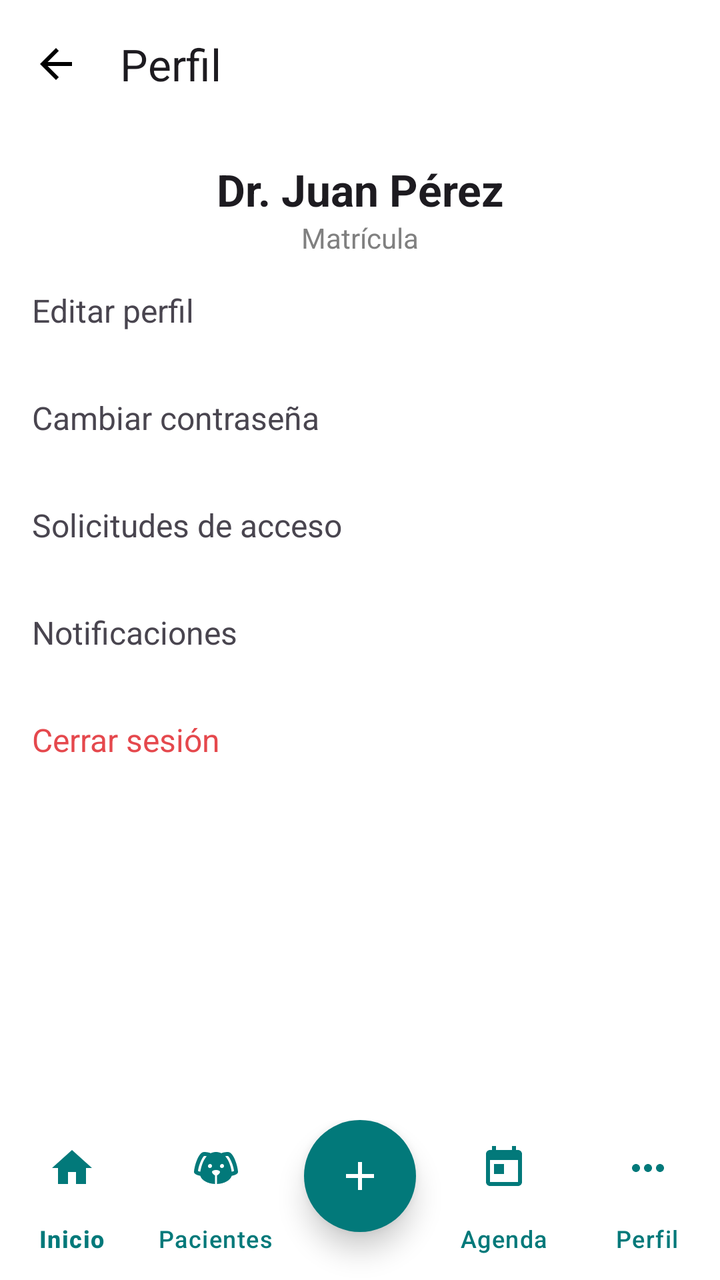
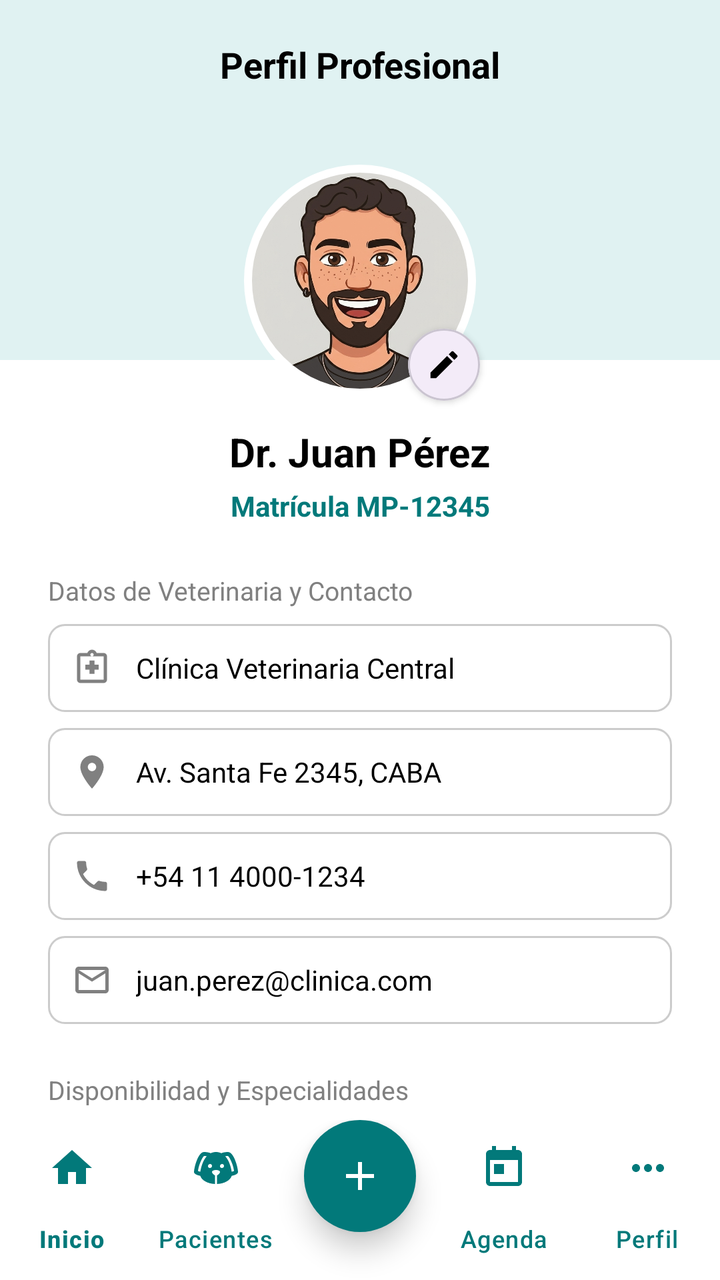

Compare the two renders of this Android layout. The source of the first and the diff that turns it into the second are given below.
<!-- AndroidManifest.xml: application theme Theme.PetCare -->
<!-- res/layout/perfil_vet.xml -->
<?xml version="1.0" encoding="utf-8"?>
<androidx.constraintlayout.widget.ConstraintLayout xmlns:android="http://schemas.android.com/apk/res/android"
    xmlns:app="http://schemas.android.com/apk/res-auto"
    android:layout_width="match_parent"
    android:layout_height="match_parent"
    android:background="@color/white">

    <androidx.appcompat.widget.Toolbar
        android:id="@+id/toolbar"
        android:layout_width="match_parent"
        android:layout_height="?attr/actionBarSize"
        app:layout_constraintTop_toTopOf="parent"
        app:navigationIcon="@drawable/baseline_arrow_back_24"
        app:title="Perfil"
        app:titleCentered="true" />

    <ScrollView
        android:layout_width="match_parent"
        android:layout_height="0dp"
        app:layout_constraintBottom_toTopOf="@id/vetNav"
        app:layout_constraintTop_toBottomOf="@id/toolbar">

        <LinearLayout
            android:layout_width="match_parent"
            android:layout_height="wrap_content"
            android:orientation="vertical"
            android:padding="16dp">

            <TextView
                android:id="@+id/tvNombreVet"
                android:layout_width="match_parent"
                android:layout_height="wrap_content"
                android:gravity="center"
                android:text="Dr. Juan Pérez"
                android:textAppearance="@style/TextAppearance.Material3.TitleLarge"
                android:textStyle="bold" />

            <TextView
                android:id="@+id/tvDatosVet"
                android:layout_width="match_parent"
                android:layout_height="wrap_content"
                android:gravity="center"
                android:text="Matrícula"
                android:textColor="@color/text_gray" />

            <TextView
                android:id="@+id/optEditarPerfil"
                style="@style/VetMenuRow"
                android:text="Editar perfil" />

            <TextView
                android:id="@+id/optCambiarPassword"
                style="@style/VetMenuRow"
                android:text="Cambiar contraseña" />

            <TextView
                android:id="@+id/optSolicitudes"
                style="@style/VetMenuRow"
                android:text="Solicitudes de acceso" />

            <TextView
                android:id="@+id/optNotificaciones"
                style="@style/VetMenuRow"
                android:text="Notificaciones" />

            <TextView
                android:id="@+id/optCerrarSesion"
                style="@style/VetMenuRow"
                android:text="Cerrar sesión"
                android:textColor="@color/danger_red" />
        </LinearLayout>
    </ScrollView>

    <include
        android:id="@+id/vetNav"
        layout="@layout/vet_bottom_nav"
        android:layout_width="match_parent"
        android:layout_height="wrap_content"
        app:layout_constraintBottom_toBottomOf="parent" />

</androidx.constraintlayout.widget.ConstraintLayout>
<!-- res/layout/vet_bottom_nav.xml (included above) -->
<?xml version="1.0" encoding="utf-8"?>
<androidx.constraintlayout.widget.ConstraintLayout xmlns:android="http://schemas.android.com/apk/res/android"
    xmlns:app="http://schemas.android.com/apk/res-auto"
    android:id="@+id/bottomNavContainer"
    android:layout_width="match_parent"
    android:layout_height="wrap_content">

    <com.google.android.material.bottomnavigation.BottomNavigationView
        android:id="@+id/bottomNavigation"
        android:layout_width="match_parent"
        android:layout_height="wrap_content"
        android:background="@color/white"
        app:itemIconTint="@color/primary_teal"
        app:itemTextColor="@color/primary_teal"
        app:labelVisibilityMode="labeled"
        app:layout_constraintBottom_toBottomOf="parent"
        app:menu="@menu/bottom_nav_menu_vet" />

    <com.google.android.material.floatingactionbutton.FloatingActionButton
        android:id="@+id/fabCenter"
        android:layout_width="wrap_content"
        android:layout_height="wrap_content"
        android:layout_marginBottom="24dp"
        android:backgroundTint="@color/primary_teal"
        android:contentDescription="@string/agregar_consulta"
        android:src="@drawable/ic_plus"
        app:elevation="8dp"
        app:layout_constraintBottom_toBottomOf="parent"
        app:layout_constraintEnd_toEndOf="parent"
        app:layout_constraintStart_toStartOf="parent"
        app:shapeAppearanceOverlay="@style/CircleImage"
        app:tint="@color/white" />

</androidx.constraintlayout.widget.ConstraintLayout>
<!-- resources referenced by this layout -->
<resources>
  <!-- drawable baseline_arrow_back_24 (drawable) -->
  <vector xmlns:android="http://schemas.android.com/apk/res/android" android:autoMirrored="true" android:height="24dp" android:tint="#000000" android:viewportHeight="24" android:viewportWidth="24" android:width="24dp">
        
      <path android:fillColor="@android:color/white" android:pathData="M20,11H7.83l5.59,-5.59L12,4l-8,8 8,8 1.41,-1.41L7.83,13H20v-2z"/>
      
  </vector>
  <style name="VetMenuRow">
          <item name="android:layout_width">match_parent</item>
          <item name="android:layout_height">wrap_content</item>
          <item name="android:background">?attr/selectableItemBackground</item>
          <item name="android:paddingVertical">16dp</item>
          <item name="android:textSize">16sp</item>
      </style>
  <!-- unchanged entries left out for length: 9 -->
</resources>

<!-- the commit's change to res/layout/perfil_vet.xml (unified diff, before → after) -->
@@ -1,75 +1,433 @@
 <?xml version="1.0" encoding="utf-8"?>
 <androidx.constraintlayout.widget.ConstraintLayout xmlns:android="http://schemas.android.com/apk/res/android"
     xmlns:app="http://schemas.android.com/apk/res-auto"
+    xmlns:tools="http://schemas.android.com/tools"
     android:layout_width="match_parent"
     android:layout_height="match_parent"
     android:background="@color/white">
 
-    <androidx.appcompat.widget.Toolbar
-        android:id="@+id/toolbar"
+    
+    <View
+        android:id="@+id/headerBackground"
         android:layout_width="match_parent"
-        android:layout_height="?attr/actionBarSize"
-        app:layout_constraintTop_toTopOf="parent"
-        app:navigationIcon="@drawable/baseline_arrow_back_24"
-        app:title="Perfil"
-        app:titleCentered="true" />
-
-    <ScrollView
+        android:layout_height="180dp"
+        android:background="@color/light_teal"
+        app:layout_constraintTop_toTopOf="parent" />
+
+    <TextView
+        android:id="@+id/tvHeaderTitle"
+        android:layout_width="wrap_content"
+        android:layout_height="wrap_content"
+        android:layout_marginTop="20dp"
+        android:paddingBottom="16dp"
+        android:text="Perfil Profesional"
+        android:textColor="@color/black"
+        android:textSize="18sp"
+        android:textStyle="bold"
+        app:layout_constraintEnd_toEndOf="parent"
+        app:layout_constraintStart_toStartOf="parent"
+        app:layout_constraintTop_toTopOf="parent" />
+
+    <androidx.core.widget.NestedScrollView
         android:layout_width="match_parent"
         android:layout_height="0dp"
+        android:fillViewport="true"
         app:layout_constraintBottom_toTopOf="@id/vetNav"
-        app:layout_constraintTop_toBottomOf="@id/toolbar">
-
-        <LinearLayout
+        app:layout_constraintTop_toBottomOf="@id/tvHeaderTitle">
+
+        <androidx.constraintlayout.widget.ConstraintLayout
             android:layout_width="match_parent"
             android:layout_height="wrap_content"
-            android:orientation="vertical"
-            android:padding="16dp">
+            android:paddingHorizontal="24dp"
+            android:paddingBottom="24dp">
+
+            
+            <com.google.android.material.imageview.ShapeableImageView
+                android:id="@+id/ivVetProfilePic"
+                android:layout_width="120dp"
+                android:layout_height="120dp"
+                android:layout_marginTop="20dp"
+                android:padding="4dp"
+                android:scaleType="centerCrop"
+                android:src="@drawable/juani"
+                app:layout_constraintEnd_toEndOf="parent"
+                app:layout_constraintStart_toStartOf="parent"
+                app:layout_constraintTop_toTopOf="parent"
+                app:shapeAppearanceOverlay="@style/CircleImage"
+                app:strokeColor="@color/white"
+                app:strokeWidth="4dp" />
+
+            <com.google.android.material.card.MaterialCardView
+                android:id="@+id/btnEditVetProfilePic"
+                android:layout_width="36dp"
+                android:layout_height="36dp"
+                android:clickable="true"
+                android:focusable="true"
+                app:cardCornerRadius="18dp"
+                app:cardElevation="2dp"
+                app:layout_constraintBottom_toBottomOf="@+id/ivVetProfilePic"
+                app:layout_constraintEnd_toEndOf="@+id/ivVetProfilePic">
+
+                <ImageView
+                    android:layout_width="18dp"
+                    android:layout_height="18dp"
+                    android:layout_gravity="center"
+                    android:contentDescription="@string/cambiar_foto_perfil_desc"
+                    android:src="@drawable/ic_pencil"
+                    app:tint="@color/black" />
+            </com.google.android.material.card.MaterialCardView>
 
             <TextView
                 android:id="@+id/tvNombreVet"
-                android:layout_width="match_parent"
-                android:layout_height="wrap_content"
-                android:gravity="center"
+                android:layout_width="wrap_content"
+                android:layout_height="wrap_content"
+                android:layout_marginTop="12dp"
                 android:text="Dr. Juan Pérez"
-                android:textAppearance="@style/TextAppearance.Material3.TitleLarge"
-                android:textStyle="bold" />
+                android:textColor="@color/black"
+                android:textSize="20sp"
+                android:textStyle="bold"
+                app:layout_constraintEnd_toEndOf="parent"
+                app:layout_constraintStart_toStartOf="parent"
+                app:layout_constraintTop_toBottomOf="@id/ivVetProfilePic" />
 
             <TextView
                 android:id="@+id/tvDatosVet"
-                android:layout_width="match_parent"
-                android:layout_height="wrap_content"
-                android:gravity="center"
-                android:text="Matrícula"
-                android:textColor="@color/text_gray" />
-
+                android:layout_width="wrap_content"
+                android:layout_height="wrap_content"
+                android:layout_marginTop="4dp"
+                android:text="Matrícula MP-12345"
+                android:textColor="@color/primary_teal"
+                android:textSize="14sp"
+                android:textStyle="bold"
+                app:layout_constraintEnd_toEndOf="parent"
+                app:layout_constraintStart_toStartOf="parent"
+                app:layout_constraintTop_toBottomOf="@id/tvNombreVet" />
+
+            
             <TextView
-                android:id="@+id/optEditarPerfil"
-                style="@style/VetMenuRow"
-                android:text="Editar perfil" />
-
+                android:id="@+id/tvLabelContacto"
+                android:layout_width="wrap_content"
+                android:layout_height="wrap_content"
+                android:layout_marginTop="24dp"
+                android:text="Datos de Veterinaria y Contacto"
+                android:textColor="@color/text_gray"
+                android:textSize="13sp"
+                app:layout_constraintStart_toStartOf="parent"
+                app:layout_constraintTop_toBottomOf="@id/tvDatosVet" />
+
+            
+            <LinearLayout
+                android:id="@+id/llVetClinica"
+                android:layout_width="match_parent"
+                android:layout_height="wrap_content"
+                android:layout_marginTop="8dp"
+                android:background="@drawable/bg_edit_text"
+                android:gravity="center_vertical"
+                android:orientation="horizontal"
+                android:padding="12dp"
+                app:layout_constraintTop_toBottomOf="@id/tvLabelContacto">
+
+                <ImageView
+                    android:layout_width="20dp"
+                    android:layout_height="20dp"
+                    android:src="@drawable/ic_medical"
+                    app:tint="@color/text_gray" />
+
+                <TextView
+                    android:id="@+id/tvVetClinicaValue"
+                    android:layout_width="wrap_content"
+                    android:layout_height="wrap_content"
+                    android:layout_marginStart="12dp"
+                    android:text="Clínica Veterinaria Central"
+                    android:textColor="@color/black"
+                    android:textSize="14sp" />
+            </LinearLayout>
+
+            
+            <LinearLayout
+                android:id="@+id/llVetDireccion"
+                android:layout_width="match_parent"
+                android:layout_height="wrap_content"
+                android:layout_marginTop="8dp"
+                android:background="@drawable/bg_edit_text"
+                android:gravity="center_vertical"
+                android:orientation="horizontal"
+                android:padding="12dp"
+                app:layout_constraintTop_toBottomOf="@id/llVetClinica">
+
+                <ImageView
+                    android:layout_width="20dp"
+                    android:layout_height="20dp"
+                    android:src="@drawable/ic_location"
+                    app:tint="@color/text_gray" />
+
+                <TextView
+                    android:id="@+id/tvVetDireccionValue"
+                    android:layout_width="wrap_content"
+                    android:layout_height="wrap_content"
+                    android:layout_marginStart="12dp"
+                    android:text="Av. Santa Fe 2345, CABA"
+                    android:textColor="@color/black"
+                    android:textSize="14sp" />
+            </LinearLayout>
+
+            
+            <LinearLayout
+                android:id="@+id/llVetPhone"
+                android:layout_width="match_parent"
+                android:layout_height="wrap_content"
+                android:layout_marginTop="8dp"
+                android:background="@drawable/bg_edit_text"
+                android:gravity="center_vertical"
+                android:orientation="horizontal"
+                android:padding="12dp"
+                app:layout_constraintTop_toBottomOf="@id/llVetDireccion">
+
+                <ImageView
+                    android:layout_width="20dp"
+                    android:layout_height="20dp"
+                    android:src="@drawable/ic_phone"
+                    app:tint="@color/text_gray" />
+
+                <TextView
+                    android:id="@+id/tvVetPhoneValue"
+                    android:layout_width="wrap_content"
+                    android:layout_height="wrap_content"
+                    android:layout_marginStart="12dp"
+                    android:text="+54 11 4000-1234"
+                    android:textColor="@color/black"
+                    android:textSize="14sp" />
+            </LinearLayout>
+
+            
+            <LinearLayout
+                android:id="@+id/llVetEmail"
+                android:layout_width="match_parent"
+                android:layout_height="wrap_content"
+                android:layout_marginTop="8dp"
+                android:background="@drawable/bg_edit_text"
+                android:gravity="center_vertical"
+                android:orientation="horizontal"
+                android:padding="12dp"
+                app:layout_constraintTop_toBottomOf="@id/llVetPhone">
+
+                <ImageView
+                    android:layout_width="20dp"
+                    android:layout_height="20dp"
+                    android:src="@drawable/ic_mail"
+                    app:tint="@color/text_gray" />
+
+                <TextView
+                    android:id="@+id/tvVetEmailValue"
+                    android:layout_width="wrap_content"
+                    android:layout_height="wrap_content"
+                    android:layout_marginStart="12dp"
+                    android:text="juan.perez@clinica.com"
+                    android:textColor="@color/black"
+                    android:textSize="14sp" />
+            </LinearLayout>
+
+            
             <TextView
-                android:id="@+id/optCambiarPassword"
-                style="@style/VetMenuRow"
-                android:text="Cambiar contraseña" />
-
-            <TextView
-                android:id="@+id/optSolicitudes"
-                style="@style/VetMenuRow"
-                android:text="Solicitudes de acceso" />
-
-            <TextView
-                android:id="@+id/optNotificaciones"
-                style="@style/VetMenuRow"
-                android:text="Notificaciones" />
-
-            <TextView
-                android:id="@+id/optCerrarSesion"
-                style="@style/VetMenuRow"
-                android:text="Cerrar sesión"
-                android:textColor="@color/danger_red" />
-        </LinearLayout>
-    </ScrollView>
+                android:id="@+id/tvLabelAtencion"
+                android:layout_width="wrap_content"
+                android:layout_height="wrap_content"
+                android:layout_marginTop="24dp"
+                android:text="Disponibilidad y Especialidades"
+                android:textColor="@color/text_gray"
+                android:textSize="13sp"
+                app:layout_constraintStart_toStartOf="parent"
+                app:layout_constraintTop_toBottomOf="@id/llVetEmail" />
+
+            
+            <LinearLayout
+                android:id="@+id/llVetHorarios"
+                android:layout_width="match_parent"
+                android:layout_height="wrap_content"
+                android:layout_marginTop="8dp"
+                android:background="@drawable/bg_edit_text"
+                android:gravity="center_vertical"
+                android:orientation="horizontal"
+                android:padding="12dp"
+                app:layout_constraintTop_toBottomOf="@id/tvLabelAtencion">
+
+                <ImageView
+                    android:layout_width="20dp"
+                    android:layout_height="20dp"
+                    android:src="@drawable/ic_calendar"
+                    app:tint="@color/text_gray" />
+
+                <TextView
+                    android:id="@+id/tvVetHorariosValue"
+                    android:layout_width="0dp"
+                    android:layout_height="wrap_content"
+                    android:layout_weight="1"
+                    android:layout_marginStart="12dp"
+                    android:text="Lun a Vie: 09:00 - 18:00 hs · Sáb: 09:00 - 13:00 hs"
+                    android:textColor="@color/black"
+                    android:textSize="14sp" />
+            </LinearLayout>
+
+            
+            <LinearLayout
+                android:id="@+id/llVetEspecialidades"
+                android:layout_width="match_parent"
+                android:layout_height="wrap_content"
+                android:layout_marginTop="8dp"
+                android:background="@drawable/bg_edit_text"
+                android:gravity="center_vertical"
+                android:orientation="horizontal"
+                android:padding="12dp"
+                app:layout_constraintTop_toBottomOf="@id/llVetHorarios">
+
+                <ImageView
+                    android:layout_width="20dp"
+                    android:layout_height="20dp"
+                    android:src="@drawable/ic_pencil"
+                    app:tint="@color/text_gray" />
+
+                <TextView
+                    android:id="@+id/tvVetEspecialidadesValue"
+                    android:layout_width="0dp"
+                    android:layout_height="wrap_content"
+                    android:layout_weight="1"
+                    android:layout_marginStart="12dp"
+                    android:text="Cirugía Veterinaria, Dermatología, Odontología"
+                    android:textColor="@color/black"
+                    android:textSize="14sp" />
+            </LinearLayout>
+
+            
+            <LinearLayout
+                android:layout_width="match_parent"
+                android:layout_height="wrap_content"
+                android:layout_marginTop="24dp"
+                android:orientation="vertical"
+                app:layout_constraintTop_toBottomOf="@id/llVetEspecialidades">
+
+                
+                <LinearLayout
+                    android:id="@+id/optEditarPerfil"
+                    android:layout_width="match_parent"
+                    android:layout_height="wrap_content"
+                    android:background="?attr/selectableItemBackground"
+                    android:clickable="true"
+                    android:focusable="true"
+                    android:gravity="center_vertical"
+                    android:paddingVertical="12dp">
+
+                    <ImageView
+                        android:layout_width="20dp"
+                        android:layout_height="20dp"
+                        android:src="@drawable/ic_pencil"
+                        app:tint="@color/text_gray" />
+
+                    <TextView
+                        android:layout_width="wrap_content"
+                        android:layout_height="wrap_content"
+                        android:layout_marginStart="12dp"
+                        android:text="Editar perfil profesional"
+                        android:textColor="@color/black"
+                        android:textSize="14sp" />
+                </LinearLayout>
+
+                <View
+                    android:layout_width="match_parent"
+                    android:layout_height="1dp"
+                    android:background="@color/divider_light" />
+
+                
+                <LinearLayout
+                    android:id="@+id/optCambiarPassword"
+                    android:layout_width="match_parent"
+                    android:layout_height="wrap_content"
+                    android:background="?attr/selectableItemBackground"
+                    android:clickable="true"
+                    android:focusable="true"
+                    android:gravity="center_vertical"
+                    android:paddingVertical="12dp">
+
+                    <ImageView
+                        android:layout_width="20dp"
+                        android:layout_height="20dp"
+                        android:src="@drawable/ic_key"
+                        app:tint="@color/text_gray" />
+
+                    <TextView
+                        android:layout_width="wrap_content"
+                        android:layout_height="wrap_content"
+                        android:layout_marginStart="12dp"
+                        android:text="Cambiar contraseña"
+                        android:textColor="@color/black"
+                        android:textSize="14sp" />
+                </LinearLayout>
+
+                <View
+                    android:layout_width="match_parent"
+                    android:layout_height="1dp"
+                    android:background="@color/divider_light" />
+
+                
+                <LinearLayout
+                    android:id="@+id/optNotificaciones"
+                    android:layout_width="match_parent"
+                    android:layout_height="wrap_content"
+                    android:background="?attr/selectableItemBackground"
+                    android:clickable="true"
+                    android:focusable="true"
+                    android:gravity="center_vertical"
+                    android:paddingVertical="12dp">
+
+                    <ImageView
+                        android:layout_width="20dp"
+                        android:layout_height="20dp"
+                        android:src="@drawable/ic_notifications"
+                        app:tint="@color/text_gray" />
+
+                    <TextView
+                        android:layout_width="wrap_content"
+                        android:layout_height="wrap_content"
+                        android:layout_marginStart="12dp"
+                        android:text="Notificaciones"
+                        android:textColor="@color/black"
+                        android:textSize="14sp" />
+                </LinearLayout>
+
+                <View
+                    android:layout_width="match_parent"
+                    android:layout_height="1dp"
+                    android:background="@color/divider_light" />
+
+                
+                <LinearLayout
+                    android:id="@+id/optCerrarSesion"
+                    android:layout_width="match_parent"
+                    android:layout_height="wrap_content"
+                    android:background="?attr/selectableItemBackground"
+                    android:clickable="true"
+                    android:focusable="true"
+                    android:gravity="center_vertical"
+                    android:paddingVertical="12dp">
+
+                    <ImageView
+                        android:layout_width="20dp"
+                        android:layout_height="20dp"
+                        android:src="@drawable/ic_logout"
+                        app:tint="@color/danger_red" />
+
+                    <TextView
+                        android:layout_width="wrap_content"
+                        android:layout_height="wrap_content"
+                        android:layout_marginStart="12dp"
+                        android:text="Cerrar sesión"
+                        android:textColor="@color/danger_red"
+                        android:textSize="14sp" />
+                </LinearLayout>
+
+            </LinearLayout>
+
+        </androidx.constraintlayout.widget.ConstraintLayout>
+    </androidx.core.widget.NestedScrollView>
 
     <include
         android:id="@+id/vetNav"
<!-- resource entries referenced after the edit -->
@@ -1,18 +1,112 @@
 <!-- resources referenced by this layout -->
 <resources>
-  <!-- drawable baseline_arrow_back_24 (drawable) -->
-  <vector xmlns:android="http://schemas.android.com/apk/res/android" android:autoMirrored="true" android:height="24dp" android:tint="#000000" android:viewportHeight="24" android:viewportWidth="24" android:width="24dp">
-        
-      <path android:fillColor="@android:color/white" android:pathData="M20,11H7.83l5.59,-5.59L12,4l-8,8 8,8 1.41,-1.41L7.83,13H20v-2z"/>
-      
+  <color name="black">#FF000000</color>
+  <color name="divider_light">#F0F0F0</color>
+  <color name="light_teal">#E0F2F2</color>
+  <!-- drawable bg_edit_text (drawable) -->
+  <?xml version="1.0" encoding="utf-8"?>
+  <shape xmlns:android="http://schemas.android.com/apk/res/android">
+      <solid android:color="@color/white" />
+      <stroke
+          android:width="1dp"
+          android:color="#CCCCCC" />
+      <corners android:radius="8dp" />
+  </shape>
+  <!-- drawable ic_calendar (drawable) -->
+  <?xml version="1.0" encoding="utf-8"?>
+  <vector xmlns:android="http://schemas.android.com/apk/res/android"
+      android:width="24dp"
+      android:height="24dp"
+      android:viewportWidth="24"
+      android:viewportHeight="24">
+      <path
+          android:fillColor="#FF000000"
+          android:pathData="M19,3h-1V1h-2v2H8V1H6v2H5C3.89,3 3,3.9 3,5v14c0,1.1 0.89,2 2,2h14c1.1,0 2,-0.9 2,-2V5c0,-1.1 -0.9,-2 -2,-2zm0,16H5V8h14v11zM7,10h5v5H7z" />
   </vector>
-  <style name="VetMenuRow">
-          <item name="android:layout_width">match_parent</item>
-          <item name="android:layout_height">wrap_content</item>
-          <item name="android:background">?attr/selectableItemBackground</item>
-          <item name="android:paddingVertical">16dp</item>
-          <item name="android:textSize">16sp</item>
-      </style>
+  <!-- drawable ic_key (drawable) -->
+  <vector xmlns:android="http://schemas.android.com/apk/res/android"
+      android:width="24dp"
+      android:height="24dp"
+      android:viewportWidth="24"
+      android:viewportHeight="24">
+    <path
+        android:fillColor="@color/black"
+        android:pathData="M12.65,10C11.83,7.67 9.61,6 7,6C3.69,6 1,8.69 1,12C1,15.31 3.69,18 7,18C9.61,18 11.83,16.33 12.65,14H17V18H21V14H23V10H12.65ZM7,14C5.9,14 5,13.1 5,12C5,10.9 5.9,10 7,10C8.1,10 9,10.9 9,12C9,13.1 8.1,14 7,14Z"/>
+  </vector>
+  <!-- drawable ic_location (drawable) -->
+  <vector xmlns:android="http://schemas.android.com/apk/res/android"
+      android:width="24dp"
+      android:height="24dp"
+      android:viewportWidth="24"
+      android:viewportHeight="24">
+    <path
+        android:fillColor="@color/black"
+        android:pathData="M12,2C8.13,2 5,5.13 5,9c0,5.25 7,13 7,13s7,-7.75 7,-13c0,-3.87 -3.13,-7 -7,-7ZM12,11.5c-1.38,0 -2.5,-1.12 -2.5,-2.5s1.12,-2.5 2.5,-2.5 2.5,1.12 2.5,2.5 -1.12,2.5 -2.5,2.5Z"/>
+  </vector>
+  <!-- drawable ic_logout (drawable) -->
+  <vector xmlns:android="http://schemas.android.com/apk/res/android"
+      android:width="24dp"
+      android:height="24dp"
+      android:viewportWidth="24"
+      android:viewportHeight="24">
+    <path
+        android:fillColor="@color/black"
+        android:pathData="M17,7L15.59,8.41L18.17,11H8V13H18.17L15.59,15.59L17,17L22,12L17,7ZM4,5H12V3H4C2.9,3 2,3.9 2,5V19C2,20.1 2.9,21 4,21H12V19H4V5Z"/>
+  </vector>
+  <!-- drawable ic_mail (drawable) -->
+  <vector xmlns:android="http://schemas.android.com/apk/res/android"
+      android:width="24dp"
+      android:height="24dp"
+      android:viewportWidth="24"
+      android:viewportHeight="24">
+    <path
+        android:fillColor="@color/black"
+        android:pathData="M20,4H4C2.9,4 2.01,4.9 2.01,6L2,18C2,19.1 2.9,20 4,20H20C21.1,20 22,19.1 22,18V6C22,4.9 21.1,4 20,4ZM20,18H4V8L12,13L20,8V18ZM12,11L4,6H20L12,11Z"/>
+  </vector>
+  <!-- drawable ic_medical (drawable) -->
+  <vector xmlns:android="http://schemas.android.com/apk/res/android"
+      android:width="24dp"
+      android:height="24dp"
+      android:viewportWidth="24"
+      android:viewportHeight="24">
+      <path
+          android:fillColor="#FF000000"
+          android:pathData="M10.5,13H8v-3h2.5V7.5h3V10H16v3h-2.5v2.5h-3V13z M19,3h-4.18C14.4,1.84 13.3,1 12,1c-1.3,0 -2.4,0.84 -2.82,2H5C3.9,3 3,3.9 3,5v14c0,1.1 0.9,2 2,2h14c1.1,0 2,-0.9 2,-2V5C21,3.9 20.1,3 19,3z M12,3c0.55,0 1,0.45 1,1s-0.45,1 -1,1 -1,-0.45 -1,-1S11.45,3 12,3z M19,19H5V5h14V19z" />
+  </vector>
+  <!-- drawable ic_notifications (drawable) -->
+  <?xml version="1.0" encoding="utf-8"?>
+  <vector xmlns:android="http://schemas.android.com/apk/res/android"
+      android:width="24dp"
+      android:height="24dp"
+      android:viewportWidth="24"
+      android:viewportHeight="24">
+      <path
+          android:fillColor="#FF000000"
+          android:pathData="M12,22c1.1,0 2,-0.9 2,-2h-4c0,1.1 0.89,2 2,2zM18,16v-5c0,-3.07 -1.63,-5.64 -4.5,-6.32V4c0,-0.83 -0.67,-1.5 -1.5,-1.5s-1.5,0.67 -1.5,1.5v0.68C7.64,5.36 6,7.92 6,11v5l-2,2v1h16v-1l-2,-2z" />
+  </vector>
+  <!-- drawable ic_pencil (drawable) -->
+  <?xml version="1.0" encoding="utf-8"?>
+  <vector xmlns:android="http://schemas.android.com/apk/res/android"
+      android:width="24dp"
+      android:height="24dp"
+      android:viewportWidth="24"
+      android:viewportHeight="24">
+      <path
+          android:fillColor="#FF000000"
+          android:pathData="M3,17.25V21h3.75L17.81,9.94l-3.75,-3.75L3,17.25zM20.71,7.04c0.39,-0.39 0.39,-1.02 0.0,-1.41l-2.34,-2.34c-0.39,-0.39 -1.02,-0.39 -1.41,0l-1.83,1.83 3.75,3.75 1.83,-1.83z" />
+  </vector>
+  <!-- drawable ic_phone (drawable) -->
+  <vector xmlns:android="http://schemas.android.com/apk/res/android"
+      android:width="24dp"
+      android:height="24dp"
+      android:viewportWidth="24"
+      android:viewportHeight="24">
+    <path
+        android:fillColor="@color/black"
+        android:pathData="M6.62,10.79C8.06,13.62 10.38,15.94 13.21,17.38L15.41,15.18C15.69,14.9 16.08,14.82 16.43,14.93C17.55,15.3 18.75,15.5 20,15.5C20.55,15.5 21,15.95 21,16.5V20C21,20.55 20.55,21 20,21C10.61,21 3,13.39 3,4C3,3.45 3.45,3 4,3H7.5C8.05,3 8.5,3.45 8.5,4C8.5,5.25 8.7,6.45 9.07,7.57C9.18,7.92 9.1,8.31 8.82,8.59L6.62,10.79Z"/>
+  </vector>
+  <!-- drawable juani: png bitmap (drawable-nodpi, 647349 bytes) -->
+  <string name="cambiar_foto_perfil_desc">Cambiar foto de perfil</string>
   <!-- unchanged entries left out for length: 9 -->
 </resources>
 
